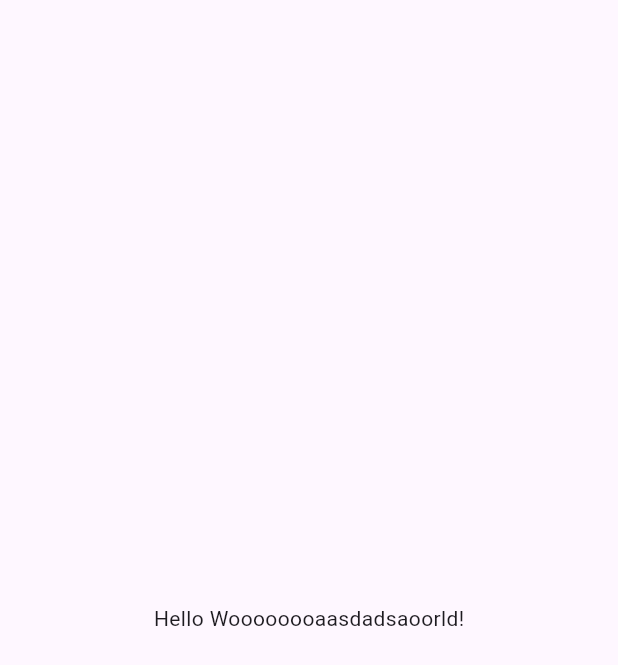
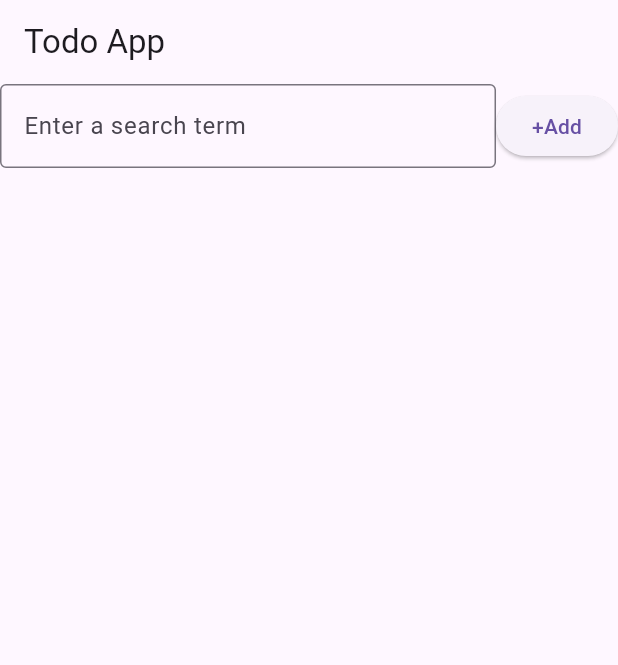
Before and after one commit to Raymond-P/todo_list_oct10, a Flutter app: the screen it shows after launch, on a phone screen of 412 x 824 dp. Shown: the top 665 px of the screen. Run offline on Flutter 3.47's test engine with Material 3 defaults, Android fonts, the phone set to English and light mode, and no system bars.

Commit message:
added textfield and button

```diff
--- a/lib/main.dart
+++ b/lib/main.dart
@@ -10,11 +10,50 @@ class MainApp extends StatelessWidget {
   @override
   Widget build(BuildContext context) {
     return const MaterialApp(
-      home: Scaffold(
-        body: Center(
-          child: Text('Hello Woooooooaasdadsaoorld!'),
-        ),
-      ),
+      home: TodoHomeScreen(),
     );
   }
 }
+
+class TodoHomeScreen extends StatefulWidget {
+  const TodoHomeScreen({
+    super.key,
+  });
+
+  @override
+  State<TodoHomeScreen> createState() => _TodoHomeScreenState();
+}
+
+class _TodoHomeScreenState extends State<TodoHomeScreen> {
+
+  final _textController = TextEditingController();
+
+  @override
+  Widget build(BuildContext context) {
+    return Scaffold(
+      appBar: AppBar(
+        title: const Text('Todo App'),
+      ),
+      body: Column(
+        children: [
+          Row(
+          children: [
+            Expanded(
+              child: TextField(
+                controller: _textController,
+                decoration: InputDecoration(
+                  border: OutlineInputBorder(),
+                  hintText: 'Enter a search term',
+                ),
+              ),
+            ),
+            ElevatedButton(
+              onPressed:(){},
+              child: Text("+Add")
+            )
+          ],)
+        ],
+      )
+    );
+  }
+}
```
